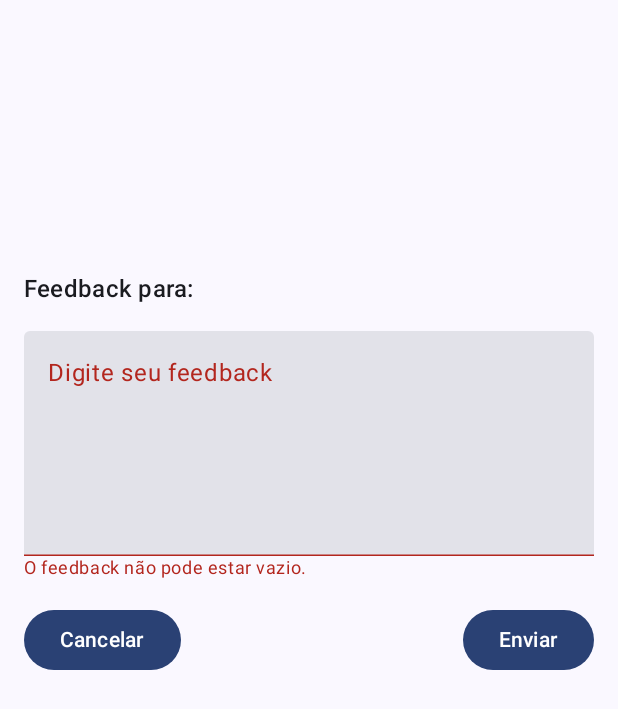
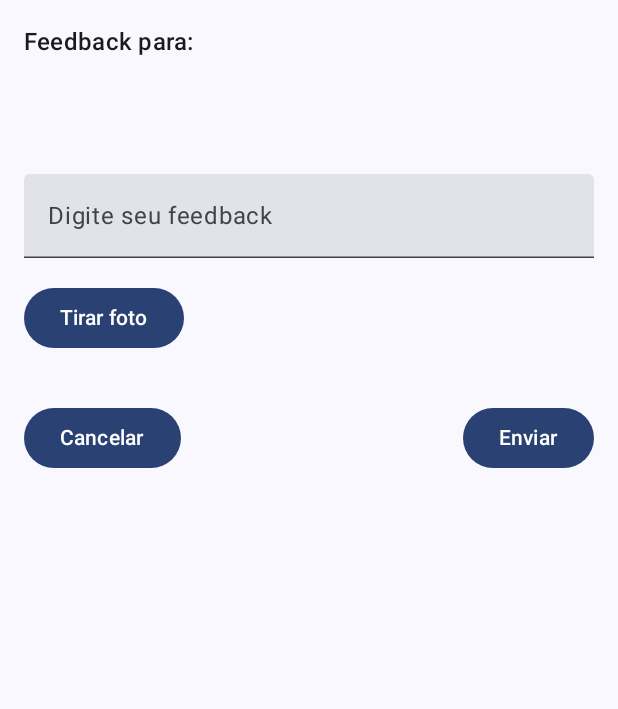
Before and after one commit to yagocdj/oriy-menu, an Android app built with Jetpack Compose: the composable FeedbackScreen shown on its own in the app's theme, after a tap on "Enviar", on a phone screen of 412 x 824 dp. Shown: the top 709 px of the screen. Run offline under Robolectric (Android 15) with nearby library versions, the phone set to English and light mode, and no system bars; our stand-ins replace Firebase (no records; nobody signed in at launch, a user with empty details on screens opened directly).

Commit message:
feat: feedback2

```diff
--- a/app/src/main/java/br/edu/ifpb/pdm/oriymenu/ui/screens/FeedbackScreen.kt
+++ b/app/src/main/java/br/edu/ifpb/pdm/oriymenu/ui/screens/FeedbackScreen.kt
@@ -3,6 +3,7 @@ package br.edu.ifpb.pdm.oriymenu.ui.screens
 import android.graphics.Bitmap
 import androidx.activity.compose.rememberLauncherForActivityResult
 import androidx.activity.result.contract.ActivityResultContracts
+import androidx.compose.foundation.Image
 import androidx.compose.foundation.layout.Arrangement
 import androidx.compose.foundation.layout.Column
 import androidx.compose.foundation.layout.Row
@@ -22,59 +23,63 @@ import androidx.compose.runtime.getValue
 import androidx.compose.runtime.setValue
 import androidx.compose.ui.Alignment
 import androidx.compose.ui.Modifier
-import androidx.compose.ui.platform.LocalConfiguration
+import androidx.compose.ui.graphics.asImageBitmap
 import androidx.compose.ui.unit.dp
 import br.edu.ifpb.pdm.oriymenu.model.data.Dish
 
 @Composable
-fun FeedbackScreen(dish: Dish, onFeedbackSubmitted: (String) -> Unit, onCancel: () -> Unit) {
+fun FeedbackScreen(
+    dish: Dish,
+    onFeedbackSubmitted: (String, Bitmap?) -> Unit, // Aqui deve estar definido corretamente
+    onCancel: () -> Unit
+) {
     var feedbackText by remember { mutableStateOf("") }
-    var isError by remember { mutableStateOf(false) }
+    var capturedImage: Bitmap? by remember { mutableStateOf(null) }
 
-    // Obter a configuração da tela para calcular 20% da altura
-    val configuration = LocalConfiguration.current
-    val screenHeight = configuration.screenHeightDp.dp
+    // Lançador para abrir a câmera e capturar a imagem
+    val launcher = rememberLauncherForActivityResult(ActivityResultContracts.TakePicturePreview()) { bitmap ->
+        capturedImage = bitmap // Atribui a imagem capturada
+    }
 
     Column(
         modifier = Modifier
             .fillMaxSize()
-            .padding(top = screenHeight * 0.2f)
             .padding(16.dp),
-        verticalArrangement = Arrangement.Top,
         horizontalAlignment = Alignment.Start
     ) {
-        Text(
-            text = "Feedback para: ${dish.name}",
-            style = MaterialTheme.typography.titleMedium
-        )
+        Text(text = "Feedback para: ${dish.name}", style = MaterialTheme.typography.titleMedium)
         Spacer(modifier = Modifier.height(16.dp))
 
-        // Campo de texto para o feedback
+        // Adicionando um Spacer para descer o TextField
+        Spacer(modifier = Modifier.height(0.15.dp * 400)) // 15% de uma altura de tela padrão de 400dp
+
         TextField(
             value = feedbackText,
-            onValueChange = {
-                feedbackText = it
-                isError = false
-            },
+            onValueChange = { feedbackText = it },
             label = { Text("Digite seu feedback") },
-            modifier = Modifier
-                .fillMaxWidth()
-                .height(150.dp),
-            isError = isError
+            modifier = Modifier.fillMaxWidth()
         )
 
-        // Exibe uma mensagem de erro se o campo estiver vazio
-        if (isError) {
-            Text(
-                text = "O feedback não pode estar vazio.",
-                color = MaterialTheme.colorScheme.error,
-                style = MaterialTheme.typography.bodySmall
+        Spacer(modifier = Modifier.height(16.dp))
+
+        // Botão para abrir a câmera
+        Button(onClick = { launcher.launch(null) }) {
+            Text(text = "Tirar foto")
+        }
+
+        Spacer(modifier = Modifier.height(16.dp))
+
+        // Exibir a imagem capturada, se houver
+        capturedImage?.let {
+            Image(
+                bitmap = it.asImageBitmap(),
+                contentDescription = "Imagem capturada",
+                modifier = Modifier.fillMaxWidth()
             )
         }
 
         Spacer(modifier = Modifier.height(16.dp))
 
-        // Botões de cancelar e enviar
         Row(
             modifier = Modifier.fillMaxWidth(),
             horizontalArrangement = Arrangement.SpaceBetween
@@ -83,10 +88,8 @@ fun FeedbackScreen(dish: Dish, onFeedbackSubmitted: (String) -> Unit, onCancel:
                 Text("Cancelar")
             }
             Button(onClick = {
-                if (feedbackText.isBlank()) {
-                    isError = true
-                    onFeedbackSubmitted(feedbackText)
-                }
+                // Envia o feedback junto com a imagem
+                onFeedbackSubmitted(feedbackText, capturedImage) // Esta linha deve funcionar agora
             }) {
                 Text("Enviar")
             }
```
Also changed, not shown: app/src/main/java/br/edu/ifpb/pdm/oriymenu/MainActivity.kt (+10 -7 lines).
